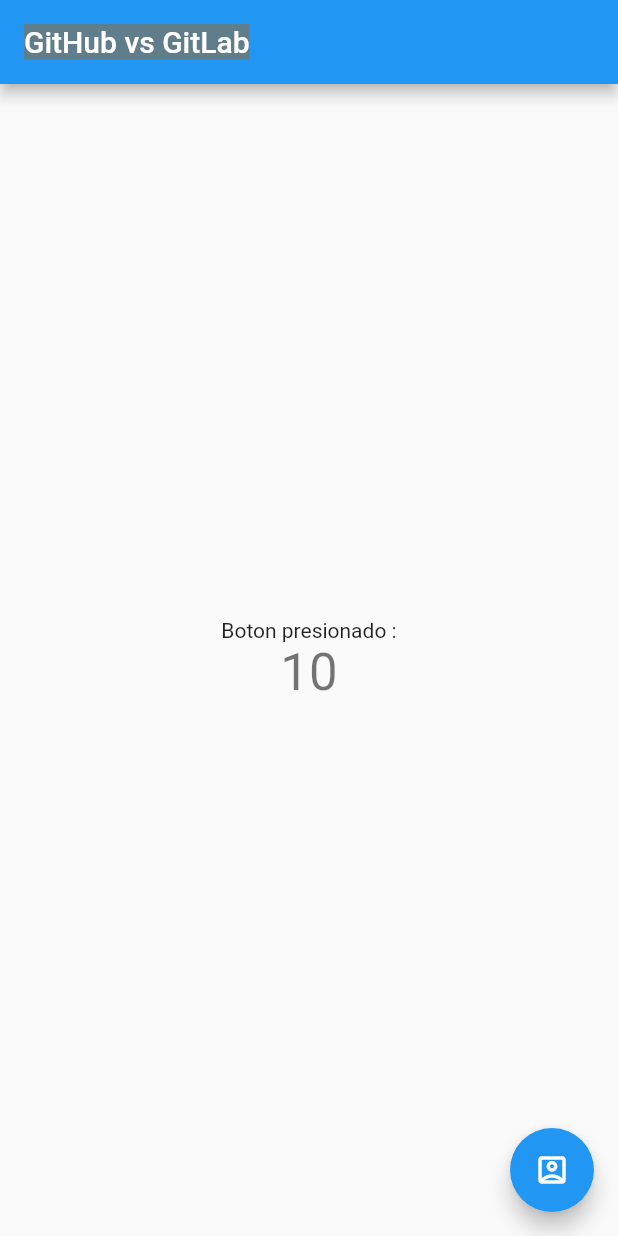
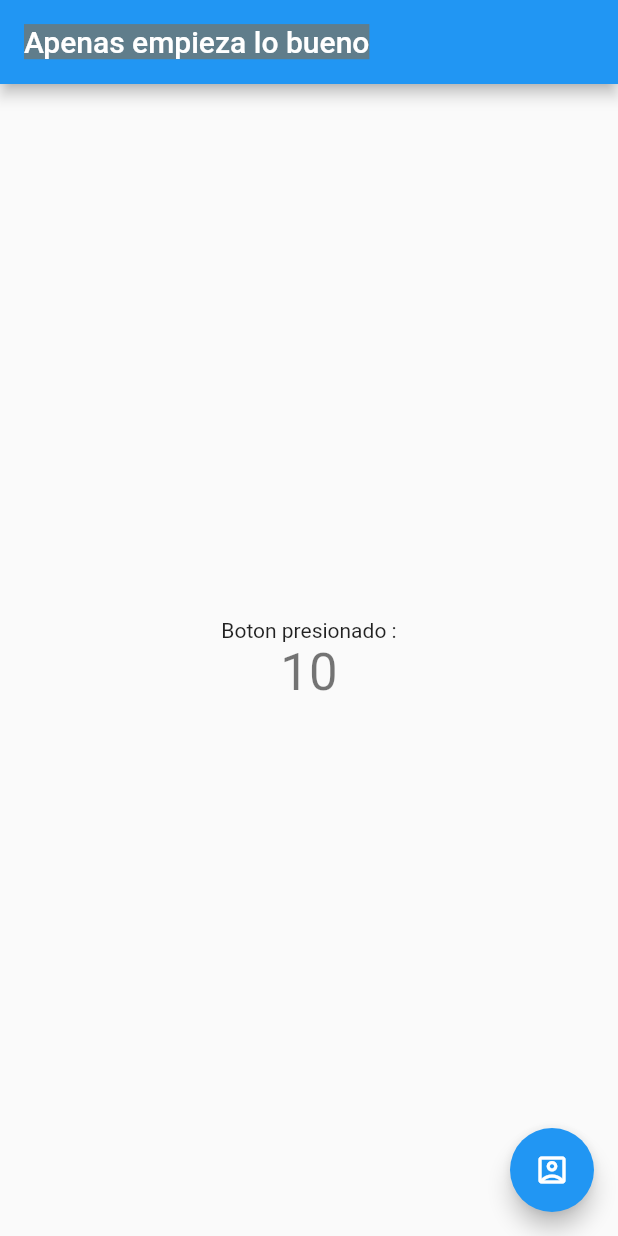
Before and after one commit to spartanfenix/Git_GitHub, a Flutter app: the screen it shows after launch, on a phone screen of 412 x 824 dp. Run offline on Flutter 3.47's test engine with Material 2 defaults, Android fonts, the phone set to English and light mode, and no system bars.

Commit message:
Comenzando con lo bueno de Git y GitHub

```diff
--- a/lib/main.dart
+++ b/lib/main.dart
@@ -13,7 +13,7 @@ class MyApp extends StatelessWidget {
       theme: ThemeData(
         primarySwatch: Colors.blue,
       ),
-      home: MyHomePage(title: 'GitHub vs GitLab'),
+      home: MyHomePage(title: 'Apenas empieza lo bueno'),
     );
   }
 }
```
